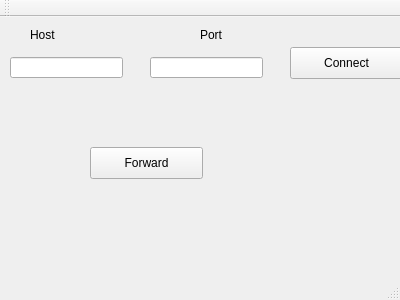
The window that mainwindow.ui (Orann/projet_wifibot) describes before a commit, drawn with Qt 5.
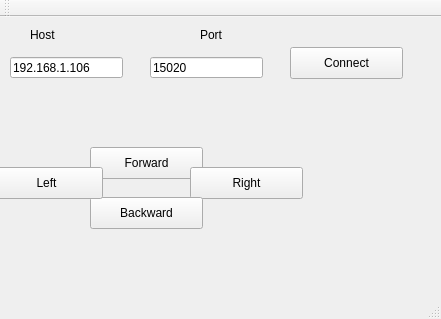
The same window after the commit.

Commit message: we can move the robot with GUI and keyboard

Diff of the .ui file:
```diff
--- a/mainwindow.ui
+++ b/mainwindow.ui
@@ -6,8 +6,8 @@
    <rect>
     <x>0</x>
     <y>0</y>
-    <width>400</width>
-    <height>300</height>
+    <width>441</width>
+    <height>319</height>
    </rect>
   </property>
   <property name="windowTitle">
@@ -49,6 +49,12 @@
       <height>21</height>
      </rect>
     </property>
+    <property name="focusPolicy">
+     <enum>Qt::ClickFocus</enum>
+    </property>
+    <property name="text">
+     <string>192.168.1.106</string>
+    </property>
    </widget>
    <widget class="QLineEdit" name="port_edit">
     <property name="geometry">
@@ -59,6 +65,12 @@
       <height>21</height>
      </rect>
     </property>
+    <property name="focusPolicy">
+     <enum>Qt::ClickFocus</enum>
+    </property>
+    <property name="text">
+     <string>15020</string>
+    </property>
    </widget>
    <widget class="QPushButton" name="connectButton">
     <property name="geometry">
@@ -86,6 +98,45 @@
      <string>Forward</string>
     </property>
    </widget>
+   <widget class="QPushButton" name="rightButton">
+    <property name="geometry">
+     <rect>
+      <x>190</x>
+      <y>150</y>
+      <width>113</width>
+      <height>32</height>
+     </rect>
+    </property>
+    <property name="text">
+     <string>Right</string>
+    </property>
+   </widget>
+   <widget class="QPushButton" name="backwardButton">
+    <property name="geometry">
+     <rect>
+      <x>90</x>
+      <y>180</y>
+      <width>113</width>
+      <height>32</height>
+     </rect>
+    </property>
+    <property name="text">
+     <string>Backward</string>
+    </property>
+   </widget>
+   <widget class="QPushButton" name="leftButton">
+    <property name="geometry">
+     <rect>
+      <x>-10</x>
+      <y>150</y>
+      <width>113</width>
+      <height>32</height>
+     </rect>
+    </property>
+    <property name="text">
+     <string>Left</string>
+    </property>
+   </widget>
   </widget>
   <widget class="QMenuBar" name="menuBar">
    <property name="geometry">
```
Left out of the diff: 5 changed lines with no effect on the pictures. The commit also changes 5 other files.
